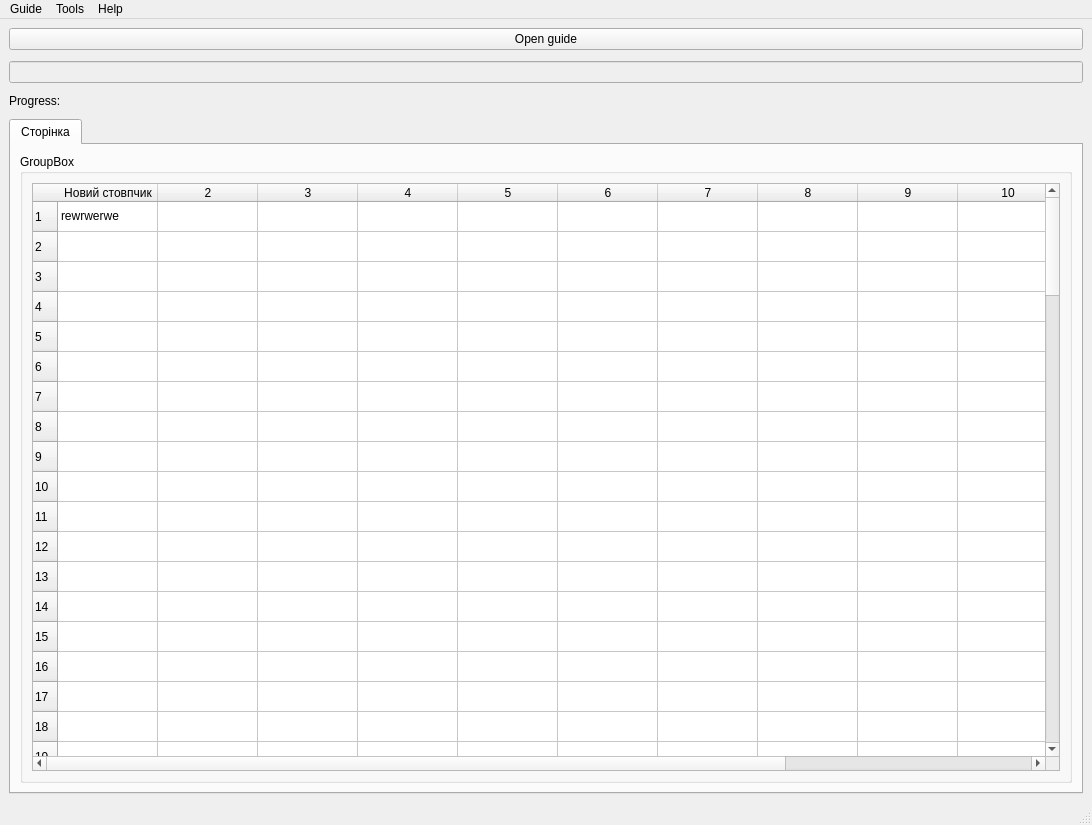
Doberm4n/POEStashJsonViewer, file generated/table.ui: the form before one commit.
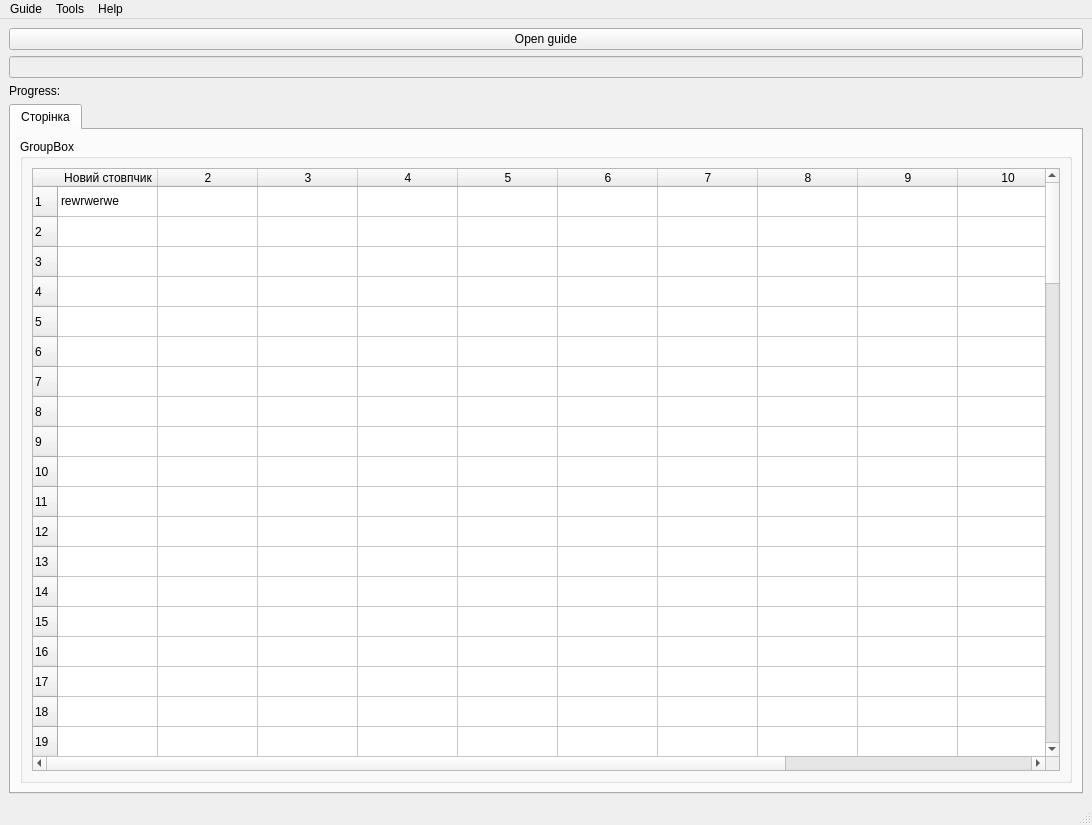
The form after the commit.

The edit to the form file:
```diff
--- a/generated/table.ui
+++ b/generated/table.ui
@@ -14,28 +14,22 @@
    <string>PoE Leveling Guide</string>
   </property>
   <widget class="QWidget" name="centralwidget">
-   <layout class="QVBoxLayout" name="verticalLayout_2">
-    <property name="spacing">
-     <number>11</number>
-    </property>
-    <property name="bottomMargin">
-     <number>9</number>
-    </property>
-    <item>
+   <layout class="QGridLayout" name="gridLayout_3">
+    <item row="0" column="0">
      <widget class="QPushButton" name="openGuidePushButton">
       <property name="text">
        <string>Open guide</string>
       </property>
      </widget>
     </item>
-    <item>
+    <item row="1" column="0">
      <widget class="QLineEdit" name="guideLineEdit">
       <property name="enabled">
        <bool>false</bool>
       </property>
      </widget>
     </item>
-    <item>
+    <item row="2" column="0">
      <widget class="QLabel" name="label">
       <property name="text">
        <string>Progress:</string>
@@ -45,7 +39,7 @@
       </property>
      </widget>
     </item>
-    <item>
+    <item row="3" column="0">
      <widget class="QTabWidget" name="tabWidget">
       <property name="currentIndex">
        <number>0</number>
@@ -60,8 +54,8 @@
           <property name="title">
            <string>GroupBox</string>
           </property>
-          <layout class="QVBoxLayout" name="verticalLayout_3">
-           <item>
+          <layout class="QGridLayout" name="gridLayout_2">
+           <item row="0" column="0">
             <widget class="QTableWidget" name="tableWidget">
              <property name="selectionBehavior">
               <enum>QAbstractItemView::SelectRows</enum>
```
